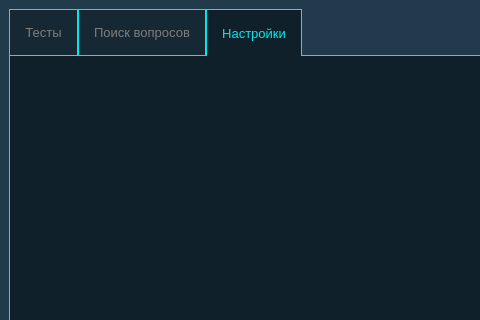
Qt form mainwindow.ui (Yarosurafu/ExamHelper) before a commit; both pictures show x 0 to 480 and y 0 to 320 of the 658 by 509 pixel window.
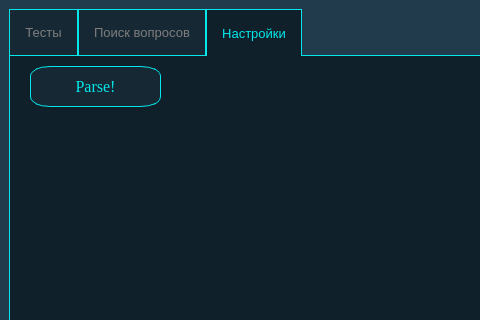
The same form after that commit. The open tabs and pages were chosen to show the change. Icons and pictures are not drawn.

The edit to the form file:
```diff
--- a/mainwindow.ui
+++ b/mainwindow.ui
@@ -358,6 +358,40 @@
        <attribute name="title">
         <string>Настройки</string>
        </attribute>
+       <widget class="QPushButton" name="pushButton_5">
+        <property name="geometry">
+         <rect>
+          <x>20</x>
+          <y>10</y>
+          <width>131</width>
+          <height>41</height>
+         </rect>
+        </property>
+        <property name="font">
+         <font>
+          <family>Times New Roman</family>
+          <pointsize>12</pointsize>
+         </font>
+        </property>
+        <property name="styleSheet">
+         <string notr="true">QPushButton{	
+	color: rgb(4, 232, 236);
+	background-color: rgb(22, 40, 52);
+	border: 1px solid rgb(4, 232, 236);
+	padding: 6px;
+	border-radius: 20px 10px;
+}
+
+QPushButton:pressed{
+	color: red;
+	border: 1px solid red;
+	border-radius: 20px 10px;
+}</string>
+        </property>
+        <property name="text">
+         <string>Parse!</string>
+        </property>
+       </widget>
       </widget>
      </widget>
     </item>
```
Left out of the diff: 2 changed lines with no effect on the pictures.
